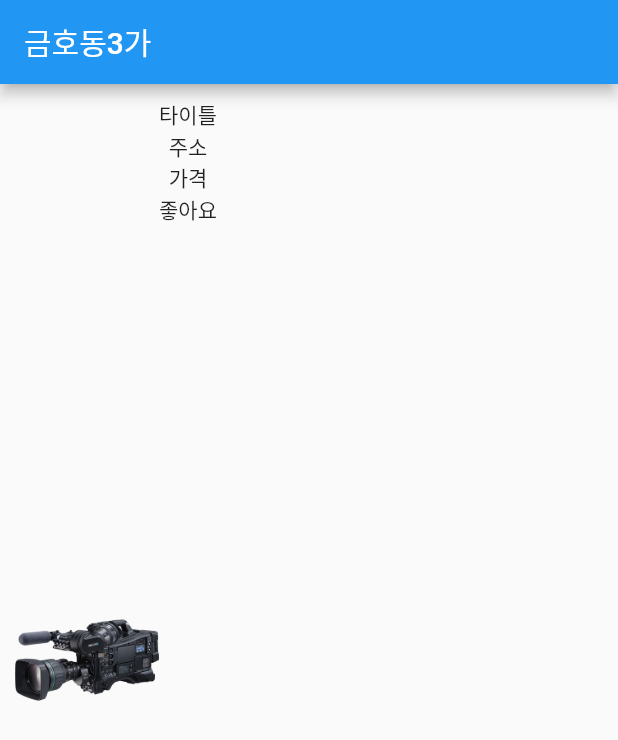
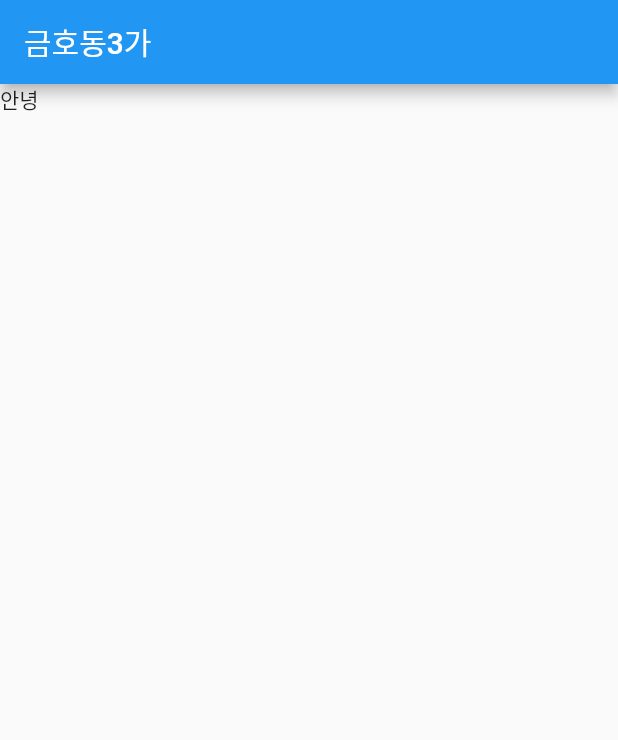
Before and after one commit to shy1008/contact_flutter, a Flutter app: the screen it shows after launch, on a phone screen of 412 x 824 dp. Shown: the top 740 px of the screen. Run offline on Flutter 3.47's test engine with Material 2 defaults, Android fonts, the phone set to English and light mode, and no system bars; missing offline and left inert: dart:html.

Commit message:
flexible, 커스텀 위젯

```diff
--- a/lib/main.dart
+++ b/lib/main.dart
@@ -22,33 +22,46 @@ class MyApp extends StatelessWidget {
       appBar: AppBar(
         title: Text('금호동3가'),
       ),
-      body: Container(
-        margin: EdgeInsets.all(10),
-
-        child: Row(
-          children: [
-            ClipRRect(
-              borderRadius: BorderRadius.circular(20),
-              child: SizedBox.fromSize(
-                size: Size.fromRadius(48),
-                child: Image.asset('assets/photo.png', fit: BoxFit.cover, ),
-
-              ),
-            ),
-            Container(
-              child: Column(
-                children: [
-                  Text('타이틀'),
-                  Text('주소'),
-                  Text('가격'),
-                  Text('좋아요'),
-                ],
-              ),
-
-            ),
-          ],
-        )
-      ),
+      body: ShopItem()
     ));
   }
 }
+// Container(
+// height: 200,
+// padding: EdgeInsets.all(20),
+// child: Row(
+// children: [
+// Image.asset('assets/photo.png', ),
+// Container(
+// width: MediaQuery.of(context).size.width * 0.7,
+// child: Column(
+// crossAxisAlignment: CrossAxisAlignment.start,
+// children: [
+// Text('카메라팝니다', style: TextStyle(fontSize: 15),),
+// Text('금호동3가'),
+// Text('7000원'),
+// Row(
+// mainAxisAlignment: MainAxisAlignment.end,
+// children: [
+// Icon(Icons.favorite),
+// Text('4')
+// ],
+// )
+// ],
+// ),
+// )
+//
+//
+// ],
+// ),
+// ),
+class ShopItem extends StatelessWidget {
+  const ShopItem({Key? key}) : super(key: key);
+
+  @override
+  Widget build(BuildContext context) {
+    return SizedBox(
+      child: Text('안녕'),
+    );
+  }
+}
```
